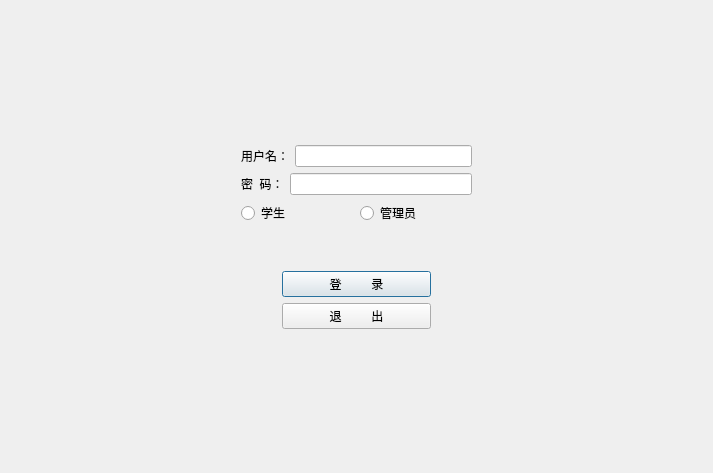
Old version of the form cpp-project/LoginDlg.ui in the repository MessengerOfSpring/Grade_Management_System_Qt.
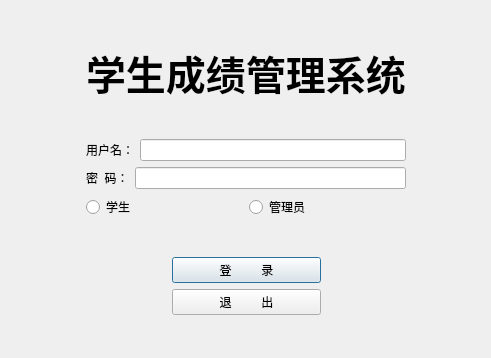
New version of the form.

What changed in the file:
```diff
--- a/cpp-project/LoginDlg.ui
+++ b/cpp-project/LoginDlg.ui
@@ -6,10 +6,16 @@
    <rect>
     <x>0</x>
     <y>0</y>
-    <width>713</width>
-    <height>473</height>
+    <width>491</width>
+    <height>358</height>
    </rect>
   </property>
+  <property name="font">
+   <font>
+    <weight>50</weight>
+    <bold>false</bold>
+   </font>
+  </property>
   <property name="windowTitle">
    <string>LoginDlg</string>
   </property>
@@ -18,7 +24,25 @@
     <layout class="QGridLayout" name="gridLayout_2">
      <item row="0" column="0">
       <layout class="QGridLayout" name="gridLayout">
-       <item row="1" column="2">
+       <item row="1" column="2" alignment="Qt::AlignHCenter|Qt::AlignVCenter">
+        <widget class="QLabel" name="label_3">
+         <property name="font">
+          <font>
+           <pointsize>30</pointsize>
+           <weight>75</weight>
+           <italic>false</italic>
+           <bold>true</bold>
+           <underline>false</underline>
+           <strikeout>false</strikeout>
+           <kerning>true</kerning>
+          </font>
+         </property>
+         <property name="text">
+          <string>学生成绩管理系统</string>
+         </property>
+        </widget>
+       </item>
+       <item row="3" column="2">
         <layout class="QVBoxLayout" name="verticalLayout">
          <item>
           <layout class="QHBoxLayout" name="horizontalLayout_2">
@@ -129,7 +153,7 @@
          </item>
         </layout>
        </item>
-       <item row="1" column="1">
+       <item row="3" column="1">
         <spacer name="horizontalSpacer_3">
          <property name="orientation">
           <enum>Qt::Horizontal</enum>
@@ -142,7 +166,7 @@
          </property>
         </spacer>
        </item>
-       <item row="1" column="3">
+       <item row="3" column="3">
         <spacer name="horizontalSpacer_4">
          <property name="orientation">
           <enum>Qt::Horizontal</enum>
@@ -155,7 +179,7 @@
          </property>
         </spacer>
        </item>
-       <item row="2" column="2">
+       <item row="4" column="2">
         <spacer name="verticalSpacer">
          <property name="orientation">
           <enum>Qt::Vertical</enum>
@@ -181,6 +205,19 @@
          </property>
         </spacer>
        </item>
+       <item row="2" column="2">
+        <spacer name="verticalSpacer_4">
+         <property name="orientation">
+          <enum>Qt::Vertical</enum>
+         </property>
+         <property name="sizeHint" stdset="0">
+          <size>
+           <width>20</width>
+           <height>40</height>
+          </size>
+         </property>
+        </spacer>
+       </item>
       </layout>
      </item>
     </layout>
```
